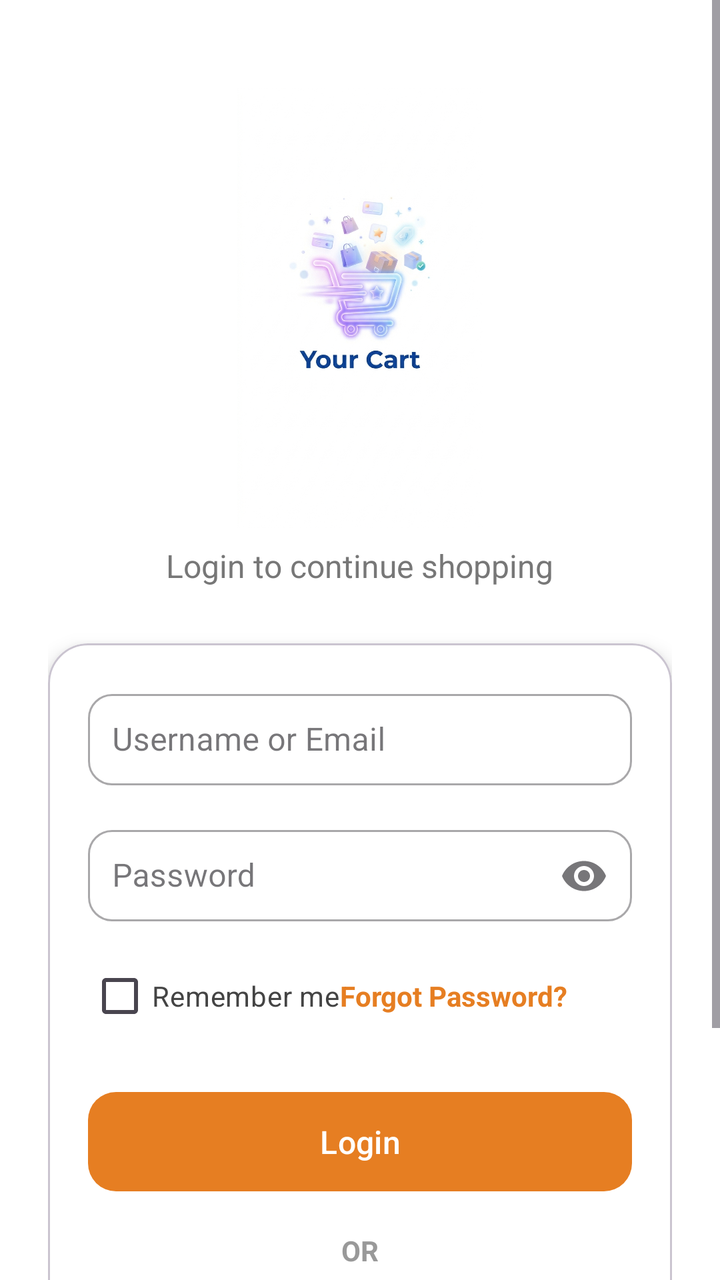
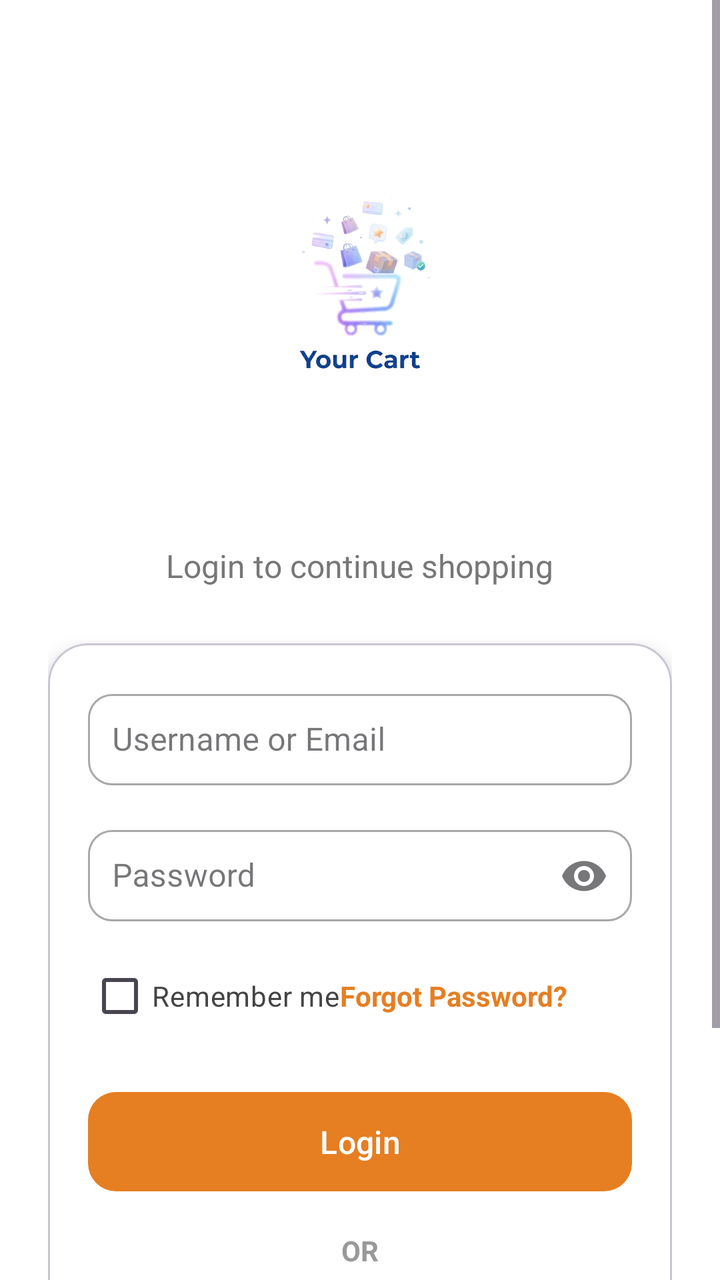

Screens rendered from an Android XML layout before and after an edit, with the pre-edit source and the edit as a unified diff.
<!-- AndroidManifest.xml: application theme Theme.YourCart -->
<!-- res/layout/activity_login.xml -->
<?xml version="1.0" encoding="utf-8"?>
<androidx.constraintlayout.widget.ConstraintLayout xmlns:android="http://schemas.android.com/apk/res/android"
    xmlns:app="http://schemas.android.com/apk/res-auto"
    xmlns:tools="http://schemas.android.com/tools"
    android:id="@+id/main"
    android:layout_width="match_parent"
    android:layout_height="match_parent"
    android:background="@color/white"
    tools:context=".LoginActivity">

    <ScrollView
        android:layout_width="0dp"
        android:layout_height="0dp"
        android:fillViewport="true"
        app:layout_constraintBottom_toBottomOf="parent"
        app:layout_constraintEnd_toEndOf="parent"
        app:layout_constraintStart_toStartOf="parent"
        app:layout_constraintTop_toTopOf="parent">

        <LinearLayout
            android:layout_width="match_parent"
            android:layout_height="wrap_content"
            android:gravity="center_horizontal"
            android:orientation="vertical"
            android:padding="24dp">

            <ImageView
                android:id="@+id/imageView"
                android:layout_width="220dp"
                android:layout_height="220dp"
                android:layout_marginTop="20dp"
                android:contentDescription="Shopping app logo"
                android:scaleType="fitCenter"
                app:srcCompat="@drawable/yourcart" />

            <TextView
                android:id="@+id/tvSubtitle"
                android:layout_width="wrap_content"
                android:layout_height="wrap_content"
                android:layout_marginTop="8dp"
                android:text="Login to continue shopping"
                android:textColor="#777777"
                android:textSize="16sp" />

            <com.google.android.material.card.MaterialCardView
                android:layout_width="match_parent"
                android:layout_height="wrap_content"
                android:layout_marginTop="28dp"
                app:cardBackgroundColor="#FFFFFF"
                app:cardCornerRadius="20dp"
                app:cardElevation="6dp">

                <LinearLayout
                    android:layout_width="match_parent"
                    android:layout_height="wrap_content"
                    android:orientation="vertical"
                    android:padding="20dp">

                    <com.google.android.material.textfield.TextInputLayout
                        android:id="@+id/tilUsername"
                        style="@style/Widget.MaterialComponents.TextInputLayout.OutlinedBox"
                        android:layout_width="match_parent"
                        android:layout_height="wrap_content"
                        android:hint="Username or Email"
                        app:boxCornerRadiusBottomEnd="12dp"
                        app:boxCornerRadiusBottomStart="12dp"
                        app:boxCornerRadiusTopEnd="12dp"
                        app:boxCornerRadiusTopStart="12dp">

                        <com.google.android.material.textfield.TextInputEditText
                            android:id="@+id/etUsername"
                            android:layout_width="match_parent"
                            android:layout_height="wrap_content"
                            android:inputType="textEmailAddress"
                            android:padding="12dp" />
                    </com.google.android.material.textfield.TextInputLayout>

                    <com.google.android.material.textfield.TextInputLayout
                        android:id="@+id/tilPassword"
                        style="@style/Widget.MaterialComponents.TextInputLayout.OutlinedBox"
                        android:layout_width="match_parent"
                        android:layout_height="wrap_content"
                        android:layout_marginTop="16dp"
                        android:hint="Password"
                        app:boxCornerRadiusBottomEnd="12dp"
                        app:boxCornerRadiusBottomStart="12dp"
                        app:boxCornerRadiusTopEnd="12dp"
                        app:boxCornerRadiusTopStart="12dp"
                        app:endIconMode="password_toggle">

                        <com.google.android.material.textfield.TextInputEditText
                            android:id="@+id/etPassword"
                            android:layout_width="match_parent"
                            android:layout_height="wrap_content"
                            android:inputType="textPassword"
                            android:padding="12dp" />
                    </com.google.android.material.textfield.TextInputLayout>

                    <LinearLayout
                        android:layout_width="match_parent"
                        android:layout_height="wrap_content"
                        android:layout_marginTop="12dp"
                        android:gravity="center_vertical"
                        android:orientation="horizontal">

                        <CheckBox
                            android:id="@+id/checkBox"
                            android:layout_width="wrap_content"
                            android:layout_height="wrap_content"
                            android:text="Remember me"
                            android:textColor="#444444" />

                        <TextView
                            android:id="@+id/tvForgotPassword"
                            android:layout_width="wrap_content"
                            android:layout_height="wrap_content"
                            android:text="Forgot Password?"
                            android:textColor="#E67E22"
                            android:textStyle="bold" />
                    </LinearLayout>

                    <com.google.android.material.button.MaterialButton
                        android:id="@+id/login"
                        android:layout_width="match_parent"
                        android:layout_height="wrap_content"
                        android:layout_marginTop="20dp"
                        android:padding="14dp"
                        android:text="Login"
                        android:textAllCaps="false"
                        android:textSize="16sp"
                        app:backgroundTint="#E67E22"
                        app:cornerRadius="14dp" />

                    <TextView
                        android:layout_width="wrap_content"
                        android:layout_height="wrap_content"
                        android:layout_gravity="center"
                        android:layout_marginTop="16dp"
                        android:text="OR"
                        android:textColor="#999999"
                        android:textStyle="bold" />

                    <com.google.android.material.button.MaterialButton
                        android:id="@+id/loginusinggoogle"
                        style="@style/Widget.MaterialComponents.Button.OutlinedButton"
                        android:layout_width="match_parent"
                        android:layout_height="wrap_content"
                        android:layout_marginTop="16dp"
                        android:padding="14dp"
                        android:text="Continue with Google"
                        android:textAllCaps="false"
                        android:textColor="#222222"
                        app:cornerRadius="14dp"
                        app:icon="@android:drawable/ic_dialog_email"
                        app:iconPadding="12dp"
                        app:strokeColor="#DDDDDD"
                        app:strokeWidth="1dp" />

                </LinearLayout>
            </com.google.android.material.card.MaterialCardView>

            <LinearLayout
                android:layout_width="wrap_content"
                android:layout_height="wrap_content"
                android:layout_marginTop="24dp"
                android:gravity="center"
                android:orientation="horizontal">

                <TextView
                    android:layout_width="wrap_content"
                    android:layout_height="wrap_content"
                    android:text="Don’t have an account? "
                    android:textColor="#666666" />

                <TextView
                    android:id="@+id/tvSignUp"
                    android:layout_width="wrap_content"
                    android:layout_height="wrap_content"
                    android:text="Sign Up"
                    android:textColor="#E67E22"
                    android:textStyle="bold" />
            </LinearLayout>

        </LinearLayout>
    </ScrollView>

</androidx.constraintlayout.widget.ConstraintLayout>
<!-- resources referenced by this layout -->
<resources>
  <color name="white">#FFFFFFFF</color>
  <!-- drawable yourcart: png bitmap (drawable, 558570 bytes) -->
  <style name="Theme.YourCart" parent="Base.Theme.YourCart" />
  <style name="Base.Theme.YourCart" parent="Theme.Material3.Light.NoActionBar">
          
          
      </style>
</resources>

<!-- the commit's change to res/layout/activity_login.xml (unified diff, before → after) -->
@@ -6,7 +6,7 @@
     android:layout_width="match_parent"
     android:layout_height="match_parent"
     android:background="@color/white"
-    tools:context=".LoginActivity">
+    tools:context=".ui.login.LoginActivity">
 
     <ScrollView
         android:layout_width="0dp"
<!-- resource entries referenced after the edit -->
@@ -1,7 +1,7 @@
 <!-- resources referenced by this layout -->
 <resources>
   <color name="white">#FFFFFFFF</color>
-  <!-- drawable yourcart: png bitmap (drawable, 558570 bytes) -->
+  <!-- drawable yourcart: png bitmap (drawable, 185824 bytes) -->
   <style name="Theme.YourCart" parent="Base.Theme.YourCart" />
   <style name="Base.Theme.YourCart" parent="Theme.Material3.Light.NoActionBar">
           
